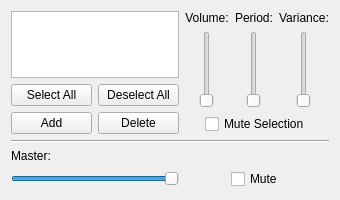
Before: the Qt Designer form RandomCtrlUi.ui in Veggie13/Genesis1, drawn with Qt 5.
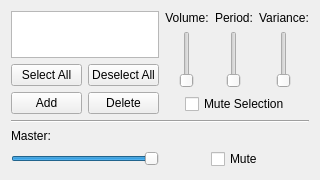
After: the same form once the commit is applied.

Commit message: Adjusted sidebar size to fit on my maximized window. Updated version to rev 03.

Patch:
```diff
--- a/RandomCtrlUi.ui
+++ b/RandomCtrlUi.ui
@@ -5,8 +5,8 @@
    <rect>
     <x>0</x>
     <y>0</y>
-    <width>340</width>
-    <height>200</height>
+    <width>320</width>
+    <height>180</height>
    </rect>
   </property>
   <property name="sizePolicy" >
@@ -17,14 +17,14 @@
   </property>
   <property name="minimumSize" >
    <size>
-    <width>340</width>
-    <height>200</height>
+    <width>320</width>
+    <height>180</height>
    </size>
   </property>
   <property name="maximumSize" >
    <size>
-    <width>340</width>
-    <height>200</height>
+    <width>320</width>
+    <height>180</height>
    </size>
   </property>
   <layout class="QGridLayout" >
```
The commit also changes 4 other files.
